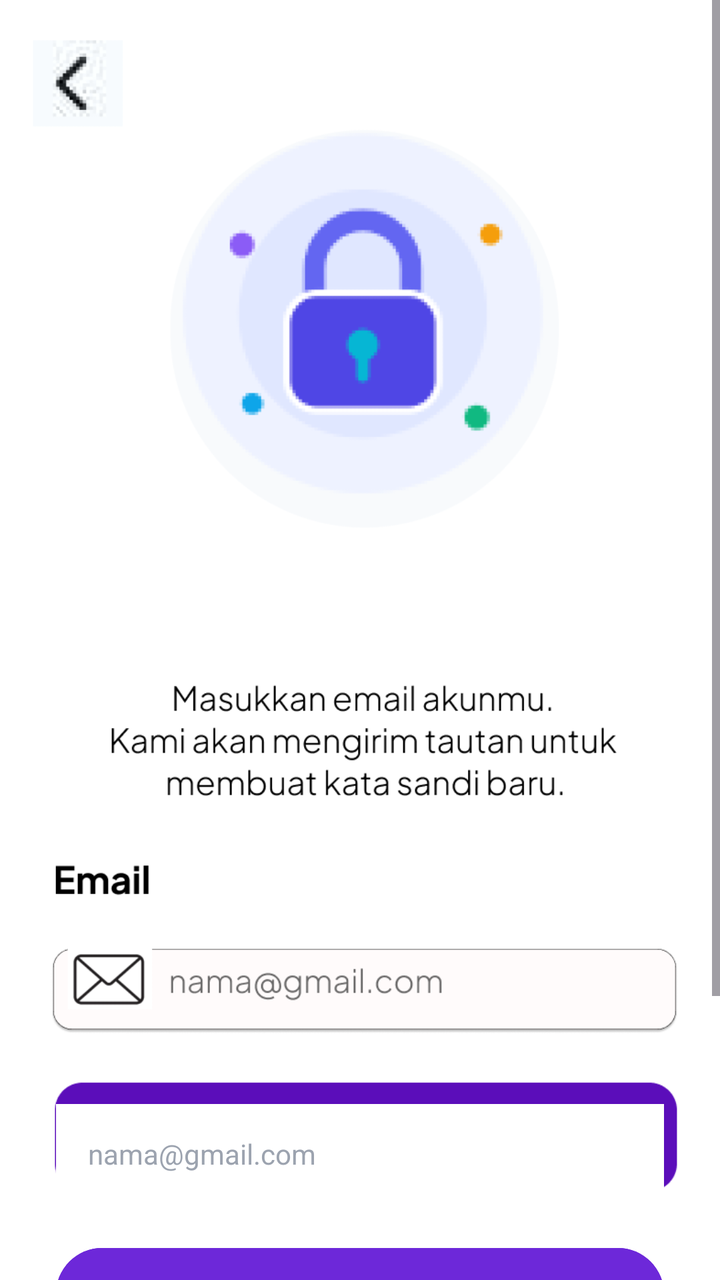
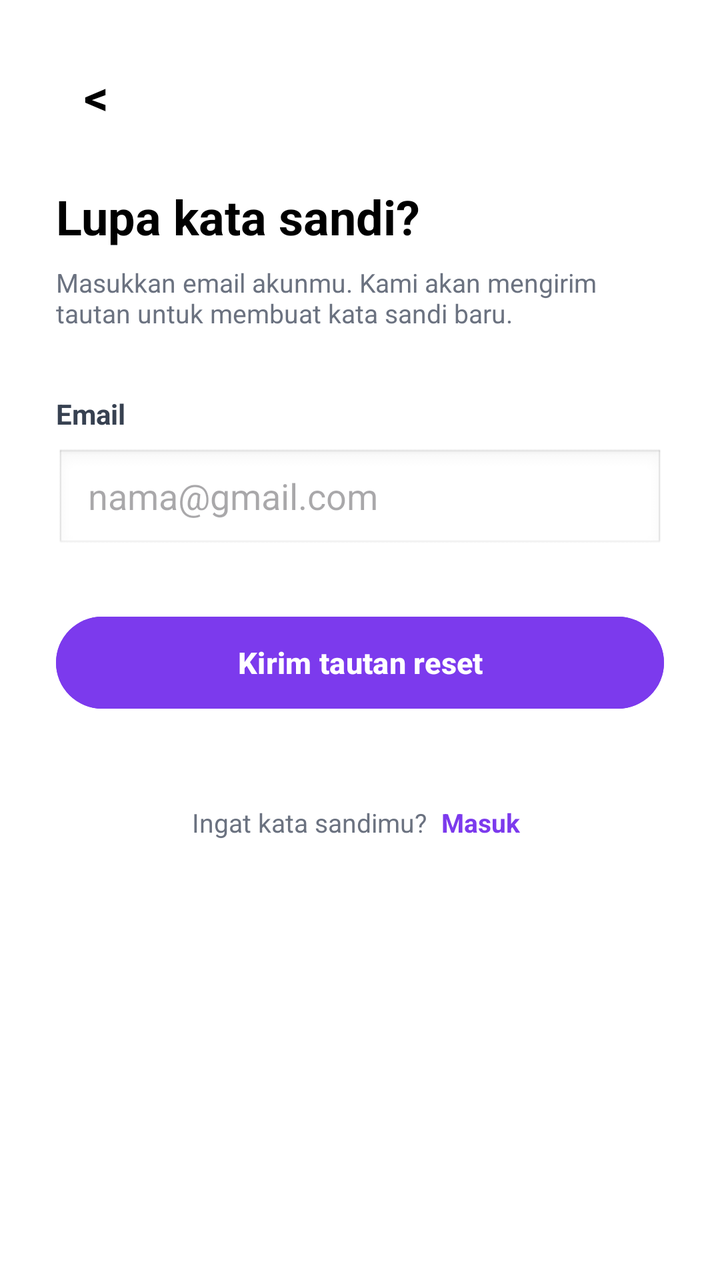

Two renders of the same Android screen: before a commit and after it. Below are the layout's source before the change and the commit's diff.
<!-- AndroidManifest.xml: application theme Theme.FestNav -->
<!-- res/layout/activity_lupa_sandi.xml -->
<?xml version="1.0" encoding="utf-8"?>
<ScrollView
    xmlns:android="http://schemas.android.com/apk/res/android"
    xmlns:app="http://schemas.android.com/apk/res-auto"
    xmlns:tools="http://schemas.android.com/tools"
    android:layout_width="match_parent"
    android:layout_height="match_parent"
    android:fillViewport="true"
    android:scrollbars="vertical"
    android:background="#FFFFFF"
    tools:context=".LupaSandi">

    <androidx.constraintlayout.widget.ConstraintLayout
        android:layout_width="match_parent"
        android:layout_height="wrap_content"
        android:paddingBottom="40dp">

        
        <ImageView
            android:id="@+id/imgBackgroundLupaSandi"
            android:layout_width="0dp"
            android:layout_height="wrap_content"
            android:adjustViewBounds="true"
            android:scaleType="fitXY"
            android:src="@drawable/lupasandi"
            app:layout_constraintTop_toTopOf="parent"
            app:layout_constraintStart_toStartOf="parent"
            app:layout_constraintEnd_toEndOf="parent" />

        
        <View
            android:id="@+id/btnKembali"
            android:layout_width="45dp"
            android:layout_height="45dp"
            android:layout_marginStart="24dp"
            android:layout_marginTop="24dp"
            android:background="@android:color/transparent"
            app:layout_constraintTop_toTopOf="@id/imgBackgroundLupaSandi"
            app:layout_constraintStart_toStartOf="parent" />

        

        

        

        <EditText
            android:id="@+id/etEmailLupaSandi"
            android:layout_width="0dp"
            android:layout_height="50dp"
            android:layout_marginStart="28dp"
            android:layout_marginTop="552dp"
            android:layout_marginEnd="28dp"
            android:background="#FFFFFF"
            android:hint="nama@gmail.com"
            android:inputType="textEmailAddress"
            android:paddingStart="16dp"
            android:paddingEnd="16dp"
            android:textColor="#000000"
            android:textColorHint="#9CA3AF"
            android:textSize="14sp"
            app:layout_constraintEnd_toEndOf="parent"
            app:layout_constraintHorizontal_bias="0.0"
            app:layout_constraintStart_toStartOf="parent"
            app:layout_constraintTop_toTopOf="@id/imgBackgroundLupaSandi" />

        <Button
            android:id="@+id/btnKirimReset"
            android:layout_width="0dp"
            android:layout_height="54dp"
            android:layout_marginStart="28dp"
            android:layout_marginTop="620dp"
            android:layout_marginEnd="28dp"
            android:backgroundTint="#6D28D9"
            android:text="Kirim tautan reset"
            android:textAllCaps="false"
            android:textColor="#FFFFFF"
            android:textSize="16sp"
            android:textStyle="bold"
            app:layout_constraintEnd_toEndOf="parent"
            app:layout_constraintHorizontal_bias="0.0"
            app:layout_constraintStart_toStartOf="parent"
            app:layout_constraintTop_toTopOf="@id/imgBackgroundLupaSandi" />

        <View
            android:id="@+id/btnKembaliMasuk"
            android:layout_width="220dp"
            android:layout_height="40dp"
            android:layout_marginTop="700dp"
            android:background="@android:color/transparent"
            app:layout_constraintTop_toTopOf="@id/imgBackgroundLupaSandi"
            app:layout_constraintStart_toStartOf="parent"
            app:layout_constraintEnd_toEndOf="parent" />

    </androidx.constraintlayout.widget.ConstraintLayout>

</ScrollView>
<!-- resources referenced by this layout -->
<resources>
  <!-- drawable lupasandi: png bitmap (drawable, 67657 bytes) -->
  <style name="Theme.FestNav" parent="Base.Theme.FestNav" />
  <style name="Base.Theme.FestNav" parent="Theme.Material3.DayNight.NoActionBar">
          
          
      </style>
</resources>

<!-- the commit's change to res/layout/activity_lupa_sandi.xml (unified diff, before → after) -->
@@ -1,97 +1,108 @@
 <?xml version="1.0" encoding="utf-8"?>
 <ScrollView
     xmlns:android="http://schemas.android.com/apk/res/android"
-    xmlns:app="http://schemas.android.com/apk/res-auto"
     xmlns:tools="http://schemas.android.com/tools"
     android:layout_width="match_parent"
     android:layout_height="match_parent"
     android:fillViewport="true"
-    android:scrollbars="vertical"
     android:background="#FFFFFF"
     tools:context=".LupaSandi">
 
-    <androidx.constraintlayout.widget.ConstraintLayout
+    <LinearLayout
         android:layout_width="match_parent"
         android:layout_height="wrap_content"
-        android:paddingBottom="40dp">
+        android:orientation="vertical"
+        android:padding="28dp">
 
         
-        <ImageView
-            android:id="@+id/imgBackgroundLupaSandi"
-            android:layout_width="0dp"
-            android:layout_height="wrap_content"
-            android:adjustViewBounds="true"
-            android:scaleType="fitXY"
-            android:src="@drawable/lupasandi"
-            app:layout_constraintTop_toTopOf="parent"
-            app:layout_constraintStart_toStartOf="parent"
-            app:layout_constraintEnd_toEndOf="parent" />
+        <TextView
+            android:id="@+id/btnKembali"
+            android:layout_width="40dp"
+            android:layout_height="40dp"
+            android:text="&lt;"
+            android:textSize="24sp"
+            android:textStyle="bold"
+            android:textColor="#000000"
+            android:gravity="center"
+            android:background="?attr/selectableItemBackgroundBorderless"
+            android:layout_marginBottom="24dp"/>
 
         
-        <View
-            android:id="@+id/btnKembali"
-            android:layout_width="45dp"
-            android:layout_height="45dp"
-            android:layout_marginStart="24dp"
-            android:layout_marginTop="24dp"
-            android:background="@android:color/transparent"
-            app:layout_constraintTop_toTopOf="@id/imgBackgroundLupaSandi"
-            app:layout_constraintStart_toStartOf="parent" />
+        <TextView
+            android:layout_width="match_parent"
+            android:layout_height="wrap_content"
+            android:text="Lupa kata sandi?"
+            android:textSize="24sp"
+            android:textStyle="bold"
+            android:textColor="#000000"
+            android:layout_marginBottom="8dp"/>
+
+        <TextView
+            android:layout_width="match_parent"
+            android:layout_height="wrap_content"
+            android:text="Masukkan email akunmu. Kami akan mengirim tautan untuk membuat kata sandi baru."
+            android:textSize="13sp"
+            android:textColor="#6B7280"
+            android:layout_marginBottom="32dp"/>
 
         
+        <TextView
+            android:layout_width="match_parent"
+            android:layout_height="wrap_content"
+            android:text="Email"
+            android:textSize="14sp"
+            android:textStyle="bold"
+            android:textColor="#374151"
+            android:layout_marginBottom="8dp"/>
+
+        <EditText
+            android:id="@+id/etEmailLupa"
+            android:layout_width="match_parent"
+            android:layout_height="52dp"
+            android:hint="nama@gmail.com"
+            android:inputType="textEmailAddress"
+            android:background="@android:drawable/edit_text"
+            android:paddingStart="16dp"
+            android:paddingEnd="16dp"
+            android:layout_marginBottom="28dp"/>
 
         
+        <Button
+            android:id="@+id/btnKirimReset"
+            android:layout_width="match_parent"
+            android:layout_height="54dp"
+            android:backgroundTint="#7C3AED"
+            android:text="Kirim tautan reset"
+            android:textColor="#FFFFFF"
+            android:textSize="15sp"
+            android:textStyle="bold"
+            android:layout_marginBottom="40dp"/>
 
         
+        <LinearLayout
+            android:layout_width="match_parent"
+            android:layout_height="wrap_content"
+            android:orientation="horizontal"
+            android:gravity="center">
 
-        <EditText
-            android:id="@+id/etEmailLupaSandi"
-            android:layout_width="0dp"
-            android:layout_height="50dp"
-            android:layout_marginStart="28dp"
-            android:layout_marginTop="552dp"
-            android:layout_marginEnd="28dp"
-            android:background="#FFFFFF"
-            android:hint="nama@gmail.com"
-            android:inputType="textEmailAddress"
-            android:paddingStart="16dp"
-            android:paddingEnd="16dp"
-            android:textColor="#000000"
-            android:textColorHint="#9CA3AF"
-            android:textSize="14sp"
-            app:layout_constraintEnd_toEndOf="parent"
-            app:layout_constraintHorizontal_bias="0.0"
-            app:layout_constraintStart_toStartOf="parent"
-            app:layout_constraintTop_toTopOf="@id/imgBackgroundLupaSandi" />
+            <TextView
+                android:layout_width="wrap_content"
+                android:layout_height="wrap_content"
+                android:text="Ingat kata sandimu? "
+                android:textSize="13sp"
+                android:textColor="#6B7280"/>
 
-        <Button
-            android:id="@+id/btnKirimReset"
-            android:layout_width="0dp"
-            android:layout_height="54dp"
-            android:layout_marginStart="28dp"
-            android:layout_marginTop="620dp"
-            android:layout_marginEnd="28dp"
-            android:backgroundTint="#6D28D9"
-            android:text="Kirim tautan reset"
-            android:textAllCaps="false"
-            android:textColor="#FFFFFF"
-            android:textSize="16sp"
-            android:textStyle="bold"
-            app:layout_constraintEnd_toEndOf="parent"
-            app:layout_constraintHorizontal_bias="0.0"
-            app:layout_constraintStart_toStartOf="parent"
-            app:layout_constraintTop_toTopOf="@id/imgBackgroundLupaSandi" />
+            <TextView
+                android:id="@+id/btnMasukLupa"
+                android:layout_width="wrap_content"
+                android:layout_height="wrap_content"
+                android:text="Masuk"
+                android:textSize="13sp"
+                android:textStyle="bold"
+                android:textColor="#7C3AED"
+                android:padding="4dp"/>
+        </LinearLayout>
 
-        <View
-            android:id="@+id/btnKembaliMasuk"
-            android:layout_width="220dp"
-            android:layout_height="40dp"
-            android:layout_marginTop="700dp"
-            android:background="@android:color/transparent"
-            app:layout_constraintTop_toTopOf="@id/imgBackgroundLupaSandi"
-            app:layout_constraintStart_toStartOf="parent"
-            app:layout_constraintEnd_toEndOf="parent" />
-
-    </androidx.constraintlayout.widget.ConstraintLayout>
+    </LinearLayout>
 
 </ScrollView>
<!-- resource entries referenced after the edit -->
@@ -1,6 +1,5 @@
 <!-- resources referenced by this layout -->
 <resources>
-  <!-- drawable lupasandi: png bitmap (drawable, 67657 bytes) -->
   <style name="Theme.FestNav" parent="Base.Theme.FestNav" />
   <style name="Base.Theme.FestNav" parent="Theme.Material3.DayNight.NoActionBar">
           
